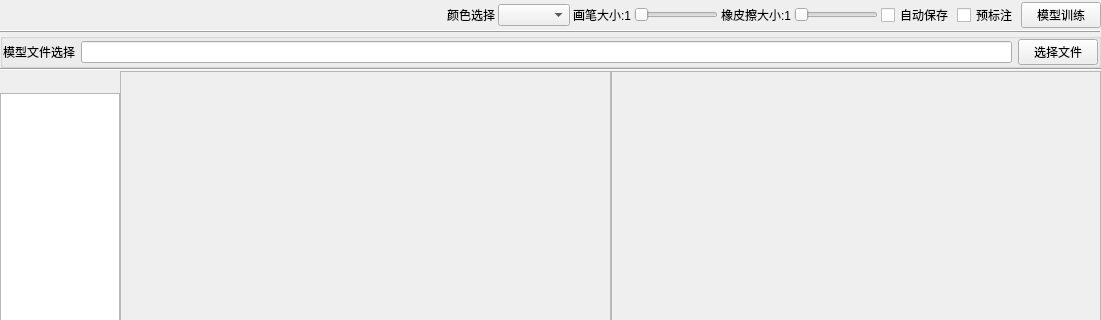
First picture: the form in AiTool/aiwidget.ui, repository wondron/graphics, before the edit; both pictures show x 0 to 1101 and y 0 to 320 of the 1101 by 554 pixel window.
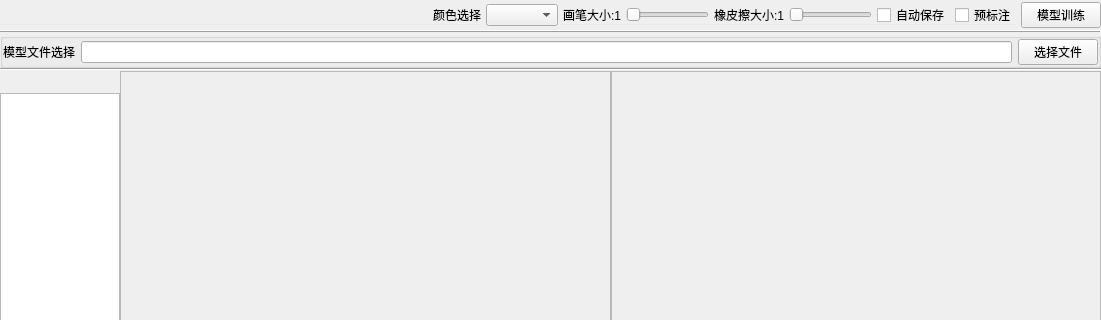
Second picture: the form after the edit.

Diff of the .ui file:
```diff
--- a/AiTool/aiwidget.ui
+++ b/AiTool/aiwidget.ui
@@ -33,7 +33,7 @@
     <item>
      <layout class="QHBoxLayout" name="horizontalLayout_2">
       <property name="spacing">
-       <number>3</number>
+       <number>5</number>
       </property>
       <property name="topMargin">
        <number>0</number>
```
Left out of the diff: 2 changed lines with no effect on the pictures.
